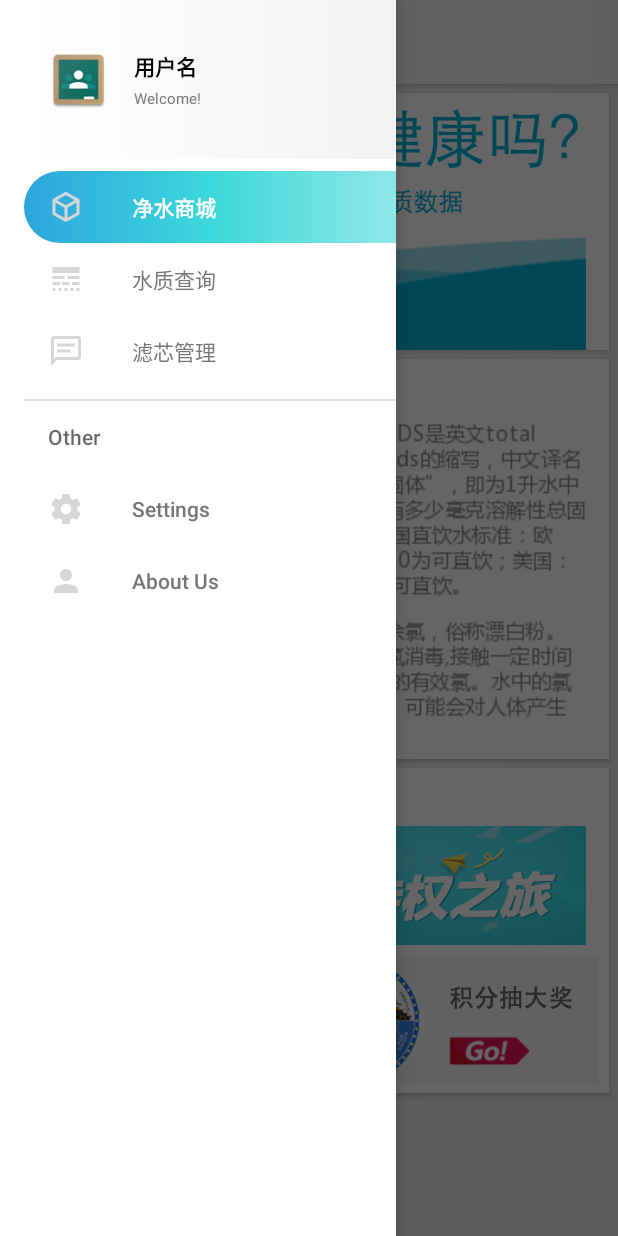
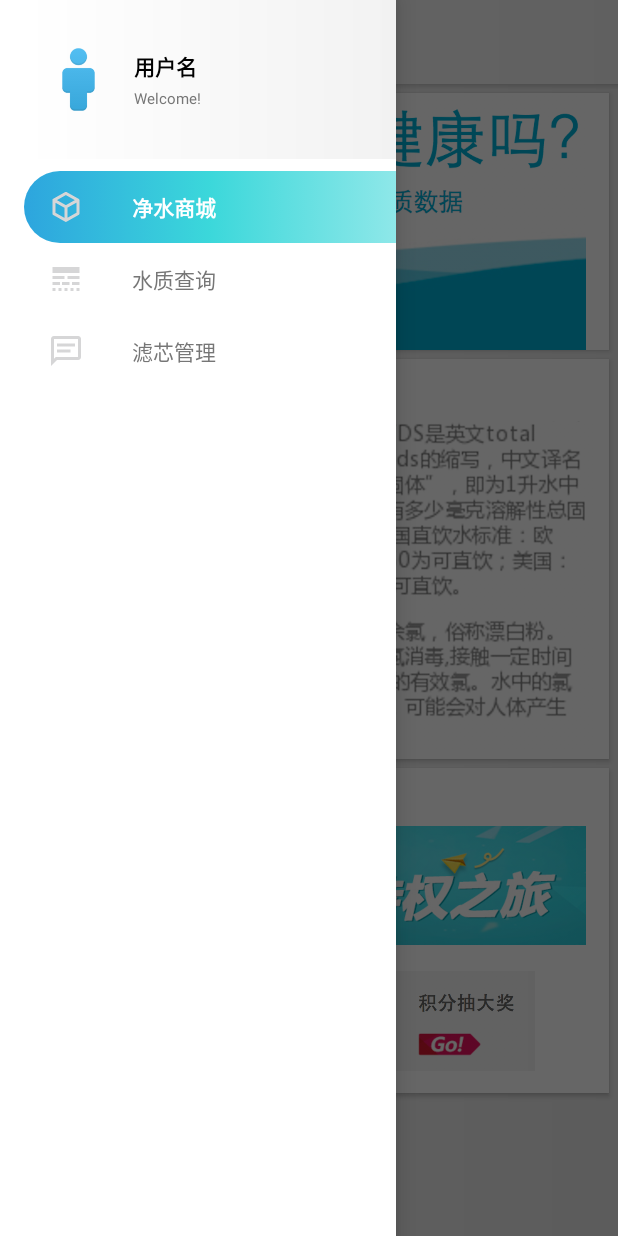
Before and after one commit to xujiay1/water_purifier, an Android app: the screen it shows after launch (MainActivity), with the side drawer open, on a phone screen of 412 x 824 dp. Run offline under Robolectric (Android 15) with nearby library versions, the phone set to English and light mode, and no system bars; plain views replace FontAppCompatTextView.

Commit message:
Small interface improvement

```diff
--- a/app/src/main/AndroidManifest.xml
+++ b/app/src/main/AndroidManifest.xml
@@ -15,7 +15,6 @@
                 <category android:name="android.intent.category.LAUNCHER" />
             </intent-filter>
         </activity>
-        <activity android:name=".AboutActivity" />
         <activity
             android:name=".WaterQualityActivity"
             android:label="水质查询" />
--- a/app/src/main/java/xebia/ismail/water_purifier/MainActivity.java
+++ b/app/src/main/java/xebia/ismail/water_purifier/MainActivity.java
@@ -128,10 +128,6 @@ public class MainActivity extends AppCompatActivity
             //startActivity(new Intent(this, SettingsActivity.class));
             //mNavigationView.getMenu().findItem(mPrevSelectedId).setChecked(true);
             //return;
-            case R.id.nav_6:
-                startActivity(new Intent(this, AboutActivity.class));
-                mNavigationView.getMenu().findItem(mPrevSelectedId).setChecked(true);
-                return;
         }
 
         final LinearLayout.LayoutParams params = new LinearLayout.LayoutParams(ViewGroup.LayoutParams.MATCH_PARENT, dp(4));
--- a/app/src/main/java/xebia/ismail/water_purifier/fragment/TabGeometry.java
+++ b/app/src/main/java/xebia/ismail/water_purifier/fragment/TabGeometry.java
@@ -9,7 +9,6 @@ import android.view.ViewGroup;
 import android.widget.Button;
 import android.widget.EditText;
 import android.widget.TextView;
-import android.widget.Toast;
 
 import xebia.ismail.water_purifier.R;
 
@@ -27,7 +26,7 @@ public class TabGeometry extends Fragment {
     @Override
     public View onCreateView(LayoutInflater inflater, @Nullable ViewGroup container,
                              @Nullable Bundle savedInstanceState) {
-        View v = inflater.inflate(R.layout.geometry_cube, container, false);
+        View v = inflater.inflate(R.layout.fragment_main, container, false);
 
 
 
--- a/app/src/main/res/layout/geometry_cube.xml
+++ b/app/src/main/res/layout/fragment_main.xml
@@ -177,14 +177,17 @@
 
                         <ImageView
                             android:id="@+id/imageView5"
-                            android:layout_width="181dp"
+                            android:layout_width="160dp"
                             android:layout_height="85dp"
+                            android:layout_marginLeft="10dp"
+                            android:layout_marginRight="15dp"
                             app:srcCompat="@drawable/raw_1490790919" />
 
                         <ImageView
                             android:id="@+id/imageView4"
-                            android:layout_width="wrap_content"
+                            android:layout_width="160dp"
                             android:layout_height="85dp"
+                            android:layout_marginRight="20dp"
                             app:srcCompat="@drawable/raw_1490790905" />
 
                     </LinearLayout>
--- a/app/src/main/res/layout/header.xml
+++ b/app/src/main/res/layout/header.xml
@@ -11,7 +11,7 @@
         android:layout_width="42dp"
         android:layout_height="42dp"
         android:layout_marginLeft="15dp"
-        android:src="@mipmap/classroom" />
+        android:src="@drawable/user" />
 
     <LinearLayout
         android:layout_width="match_parent"
--- a/app/src/main/res/menu/activity_main_drawer.xml
+++ b/app/src/main/res/menu/activity_main_drawer.xml
@@ -16,21 +16,4 @@
 
     </group>
 
-    <item android:title="Other">
-        <menu>
-            <group android:checkableBehavior="none">
-                <item
-                    android:checkable="true"
-                    android:id="@+id/nav_5"
-                    android:icon="@drawable/ic_nav_settings"
-                    android:title="Settings" />
-                <item
-                    android:checkable="true"
-                    android:id="@+id/nav_6"
-                    android:icon="@drawable/ic_person"
-                    android:title="About Us" />
-            </group>
-        </menu>
-    </item>
-
 </menu>
```
Also changed, not shown: app/src/main/java/xebia/ismail/water_purifier/AboutActivity.java (deleted, +0 -63 lines), app/src/main/java/xebia/ismail/water_purifier/PurifierSolutionsActivity.java (+14 -1 lines), app/src/main/res/layout/fragment_about.xml (deleted, +0 -190 lines), app/src/main/res/drawable-mdpi/user.png (added).
